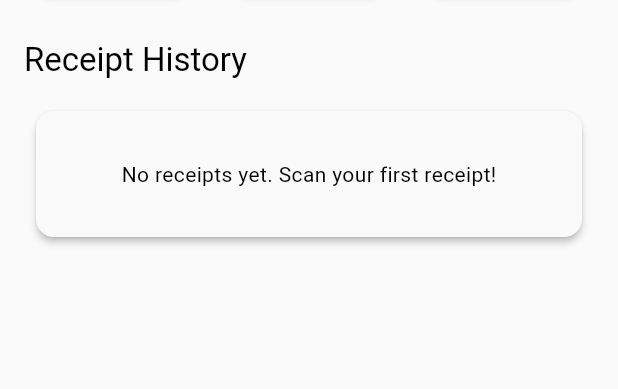
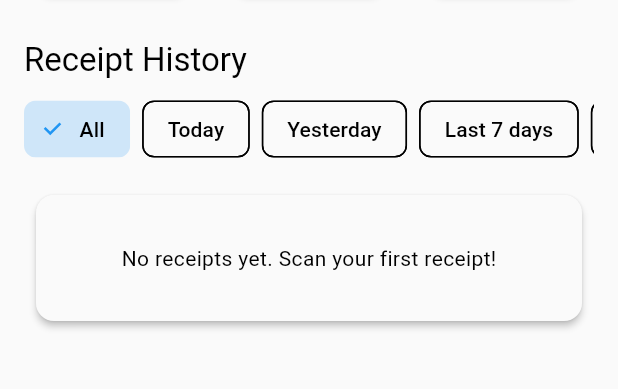
Before and after one commit to kenjisciometa/receipt-scanner, a Flutter app: the HistoryScreen screen opened by its route, on a phone screen of 412 x 824 dp, the part 339-728 px from its top. Run offline on Flutter 3.47's test engine with Material 3 defaults, Android fonts, the phone set to English and light mode, and no system bars; our stand-ins replace camera, flutter_dotenv, flutter_riverpod, go_router, image_picker, logger and 4 more; missing offline and left inert: google_mlkit_document_scanner, google_mlkit_text_recognition; accounts and stored records are empty.

Commit message:
add custom date range filter for receipts

```diff
--- a/flutter_app/lib/screens/history/history_screen.dart
+++ b/flutter_app/lib/screens/history/history_screen.dart
@@ -27,6 +27,9 @@
 }
 
 class _HistoryScreenState extends ConsumerState<HistoryScreen> {
+  String _selectedFilter = 'All';
+  DateTimeRange? _customDateRange;
+
   @override
   void initState() {
     super.initState();
@@ -101,7 +104,66 @@
                 'Receipt History',
                 style: Theme.of(context).textTheme.titleLarge,
               ),
+              const SizedBox(height: 8),
+
+              // Filter chips
+              SingleChildScrollView(
+                scrollDirection: Axis.horizontal,
+                child: Row(
+                  children: [
+                    ...['All', 'Today', 'Yesterday', 'Last 7 days', 'This month'].map((filter) {
+                      final isSelected = _selectedFilter == filter;
+                      return Padding(
+                        padding: const EdgeInsets.only(right: 8),
+                        child: FilterChip(
+                          label: Text(filter),
+                          selected: isSelected,
+                          onSelected: (selected) {
+                            setState(() {
+                              _selectedFilter = filter;
+                              _customDateRange = null;
+                            });
+                          },
+                          selectedColor: Theme.of(context).primaryColor.withOpacity(0.2),
+                          checkmarkColor: Theme.of(context).primaryColor,
+                        ),
+                      );
+                    }),
+                    // Custom date range chip
+                    Padding(
+                      padding: const EdgeInsets.only(right: 8),
+                      child: FilterChip(
+                        label: Text(_customDateRange != null
+                            ? '${_customDateRange!.start.day}.${_customDateRange!.start.month} - ${_customDateRange!.end.day}.${_customDateRange!.end.month}'
+                            : 'Custom'),
+                        selected: _selectedFilter == 'Custom',
+                        onSelected: (selected) async {
+                          final range = await showDateRangePicker(
+                            context: context,
+                            firstDate: DateTime(2020),
+                            lastDate: DateTime.now(),
+                            initialDateRange: _customDateRange,
+                            helpText: 'Select date range',
+                            cancelText: 'Cancel',
+                            confirmText: 'OK',
+                            saveText: 'OK',
+                          );
+                          if (range != null) {
+                            setState(() {
+                              _selectedFilter = 'Custom';
+                              _customDateRange = range;
+                            });
+                          }
+                        },
+                        selectedColor: Theme.of(context).primaryColor.withOpacity(0.2),
+                        checkmarkColor: Theme.of(context).primaryColor,
+                      ),
+                    ),
+                  ],
+                ),
+              ),
               const SizedBox(height: 12),
+
               receiptsAsync.when(
                 data: (receipts) {
                   if (receipts.isEmpty) {
@@ -114,14 +176,20 @@
                       ),
                     );
                   }
-                  return ListView.builder(
-                    shrinkWrap: true,
-                    physics: const NeverScrollableScrollPhysics(),
-                    itemCount: receipts.length,
-                    itemBuilder: (context, index) {
-                      final receipt = receipts[index];
-                      return _ReceiptCard(receipt: receipt);
-                    },
+                  // Filter receipts by added date
+                  final filtered = _filterReceiptsByAddedDate(receipts, _selectedFilter);
+                  if (filtered.isEmpty) {
+                    return Card(
+                      child: Padding(
+                        padding: const EdgeInsets.all(32),
+                        child: Center(
+                          child: Text('No receipts added $_selectedFilter'.toLowerCase()),
+                        ),
+                      ),
+                    );
+                  }
+                  return Column(
+                    children: filtered.map((receipt) => _ReceiptCard(receipt: receipt)).toList(),
                   );
                 },
                 loading: () => const Center(child: CircularProgressIndicator()),
@@ -132,6 +200,46 @@
         ),
       ),
     );
+  }
+
+  List<Map<String, dynamic>> _filterReceiptsByAddedDate(List<Map<String, dynamic>> receipts, String filter) {
+    if (filter == 'All') return receipts;
+
+    final now = DateTime.now();
+    final today = DateTime(now.year, now.month, now.day);
+    final yesterday = today.subtract(const Duration(days: 1));
+    final last7Days = today.subtract(const Duration(days: 7));
+    final thisMonthStart = DateTime(now.year, now.month, 1);
+
+    return receipts.where((receipt) {
+      // Use created_at (added date)
+      final createdAt = receipt['created_at'] != null
+          ? DateTime.tryParse(receipt['created_at'])
+          : null;
+
+      if (createdAt == null) return false;
+
+      final addedDay = DateTime(createdAt.year, createdAt.month, createdAt.day);
+
+      switch (filter) {
+        case 'Today':
+          return addedDay == today;
+        case 'Yesterday':
+          return addedDay == yesterday;
+        case 'Last 7 days':
+          return addedDay.isAfter(last7Days) || addedDay == last7Days;
+        case 'This month':
+          return addedDay.isAfter(thisMonthStart) || addedDay == thisMonthStart;
+        case 'Custom':
+          if (_customDateRange == null) return true;
+          final rangeStart = DateTime(_customDateRange!.start.year, _customDateRange!.start.month, _customDateRange!.start.day);
+          final rangeEnd = DateTime(_customDateRange!.end.year, _customDateRange!.end.month, _customDateRange!.end.day);
+          return (addedDay.isAfter(rangeStart) || addedDay == rangeStart) &&
+                 (addedDay.isBefore(rangeEnd) || addedDay == rangeEnd);
+        default:
+          return true;
+      }
+    }).toList();
   }
 }
 
```
